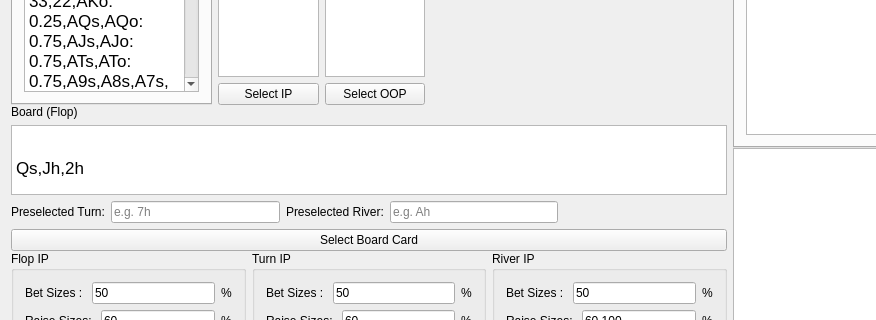
The window that src/ui/mainwindow.ui (ShireGrin/GPUPokerSolver) describes before a commit, drawn with Qt 5; both pictures show x 0 to 876 and y 211 to 531 of the 1134 by 1037 pixel window.
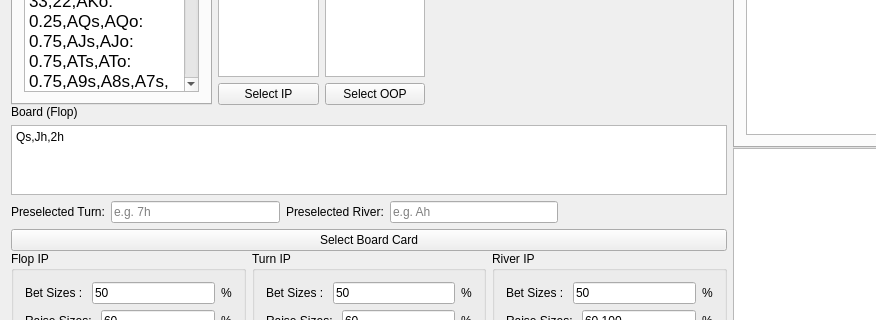
The same window after the commit. Custom widgets are drawn as their Qt base class.

```diff
--- a/src/ui/mainwindow.ui
+++ b/src/ui/mainwindow.ui
@@ -151,12 +151,8 @@
                                 </item>
                                 <item>
                                     <widget class="QTextEdit" name="boardText">
-                                        <property name="html">
-                                            <string>&lt;!DOCTYPE HTML PUBLIC &quot;-//W3C//DTD HTML 4.0//EN&quot; &quot;http://www.w3.org/TR/REC-html40/strict.dtd&quot;&gt;
-                                                &lt;html&gt;&lt;head&gt;&lt;meta name=&quot;qrichtext&quot; content=&quot;1&quot; /&gt;&lt;meta charset=&quot;utf-8&quot; /&gt;&lt;style type=&quot;text/css&quot;&gt;
-                                                p, li { white-space: pre-wrap; }
-                                                &lt;/style&gt;&lt;/head&gt;&lt;body style=&quot; font-family:'Segoe UI'; font-size:9pt; font-weight:400; font-style:normal;&quot;&gt;
-                                                &lt;p style=&quot; margin-top:0px; margin-bottom:0px; margin-left:0px; margin-right:0px; -qt-block-indent:0; text-indent:0px;&quot;&gt;&lt;span style=&quot; font-family:'.AppleSystemUIFont'; font-size:13pt;&quot;&gt;Qs,Jh,2h&lt;/span&gt;&lt;/p&gt;&lt;/body&gt;&lt;/html&gt;</string>
+                                        <property name="plainText">
+                                            <string>Qs,Jh,2h</string>
                                         </property>
                                     </widget>
                                 </item>
```
